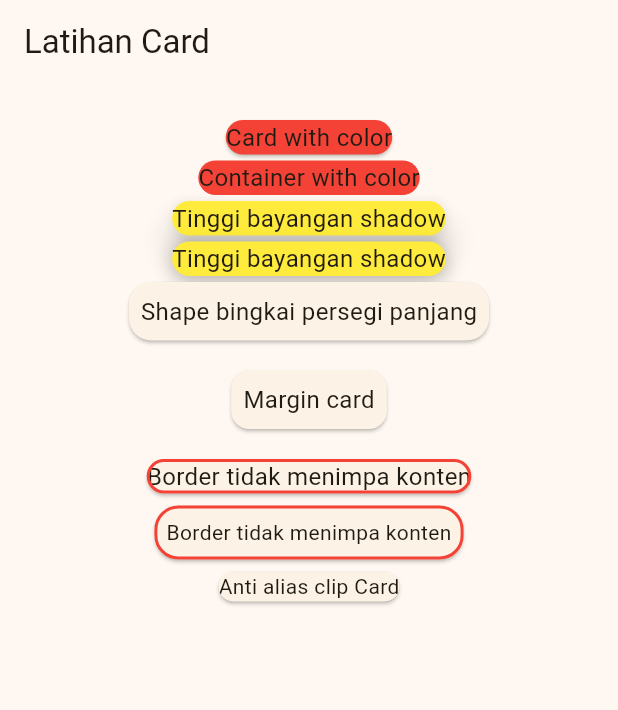
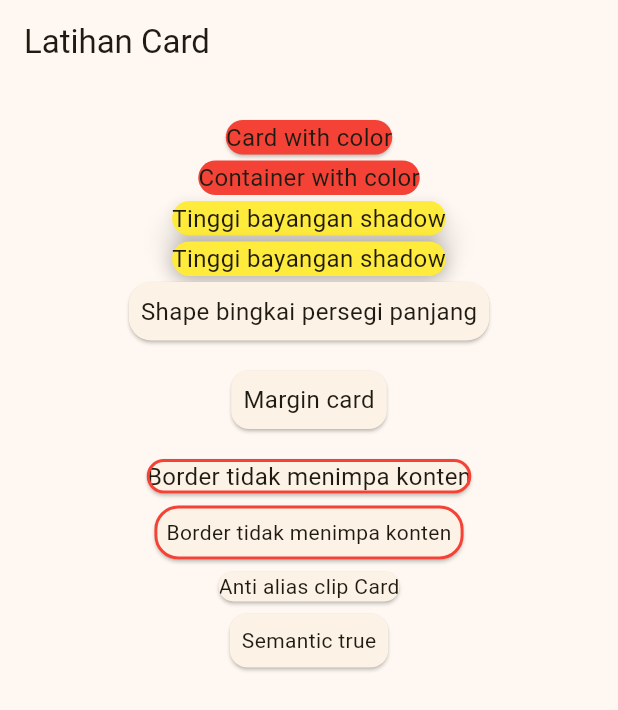
Before and after one commit to annddvaa/Tugas_week_8_1123150164, a Flutter app: the screen it shows after launch, on a phone screen of 412 x 824 dp. Shown: the top 710 px of the screen. Run offline on Flutter 3.47's test engine with Material 3 defaults, Android fonts, the phone set to English and light mode, and no system bars.

Commit message:
membuat card dengan semantic container

```diff
--- a/lib/pages/latihancard.dart
+++ b/lib/pages/latihancard.dart
@@ -106,6 +106,16 @@ class Latihancard extends StatelessWidget {
                     style: TextStyle(fontSize: 14.0),
                   ),
                 ),
+                Card(
+                  semanticContainer: true,
+                  child: Padding(
+                    padding: const EdgeInsets.all(8.0),
+                    child: Text(
+                      "Semantic true",
+                      style: TextStyle(fontSize: 14.0),
+                    ),
+                  ),
+                ),
               ],
             ),
           ),
```
